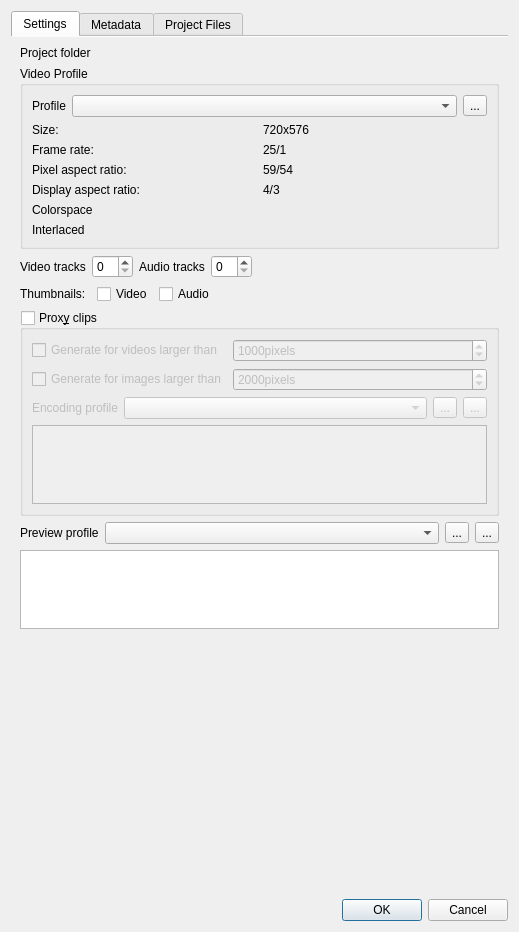
Qt form src/ui/projectsettings_ui.ui (KDE/kdenlive) before a commit.
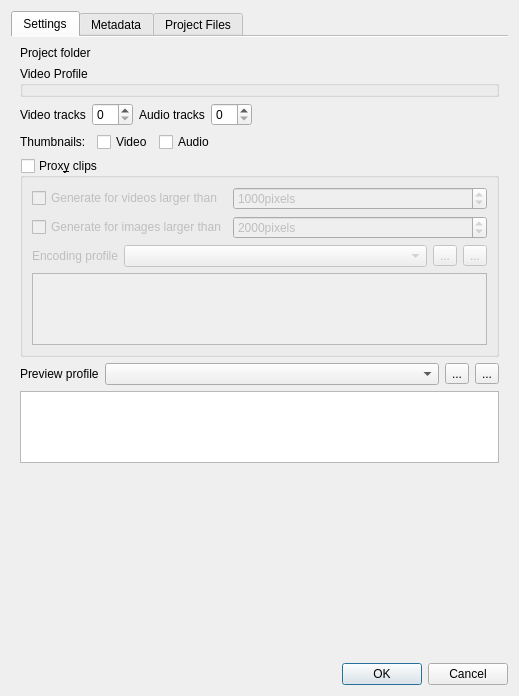
The same form after that commit. Custom widgets are drawn as their Qt base class.

Commit message: Fix compilation, redesigned profile selection in project settings (wip)

Patch:
```diff
--- a/src/ui/projectsettings_ui.ui
+++ b/src/ui/projectsettings_ui.ui
@@ -7,7 +7,7 @@
     <x>0</x>
     <y>0</y>
     <width>519</width>
-    <height>932</height>
+    <height>696</height>
    </rect>
   </property>
   <property name="windowTitle">
@@ -42,113 +42,6 @@
          <property name="title">
           <string>Video Profile</string>
          </property>
-         <layout class="QGridLayout" name="gridLayout">
-          <item row="0" column="0" colspan="2">
-           <layout class="QHBoxLayout" name="horizontalLayout">
-            <item>
-             <widget class="QLabel" name="label">
-              <property name="text">
-               <string>Profile</string>
-              </property>
-             </widget>
-            </item>
-            <item>
-             <widget class="KComboBox" name="profiles_list">
-              <property name="sizePolicy">
-               <sizepolicy hsizetype="MinimumExpanding" vsizetype="Fixed">
-                <horstretch>0</horstretch>
-                <verstretch>0</verstretch>
-               </sizepolicy>
-              </property>
-             </widget>
-            </item>
-            <item>
-             <widget class="QToolButton" name="manage_profiles">
-              <property name="text">
-               <string>...</string>
-              </property>
-             </widget>
-            </item>
-           </layout>
-          </item>
-          <item row="1" column="0">
-           <widget class="QLabel" name="label_5">
-            <property name="text">
-             <string>Size:</string>
-            </property>
-           </widget>
-          </item>
-          <item row="1" column="1">
-           <widget class="QLabel" name="p_size">
-            <property name="text">
-             <string>720x576</string>
-            </property>
-           </widget>
-          </item>
-          <item row="2" column="0">
-           <widget class="QLabel" name="label_3">
-            <property name="text">
-             <string>Frame rate:</string>
-            </property>
-           </widget>
-          </item>
-          <item row="2" column="1">
-           <widget class="QLabel" name="p_fps">
-            <property name="text">
-             <string>25/1</string>
-            </property>
-           </widget>
-          </item>
-          <item row="3" column="0">
-           <widget class="QLabel" name="label_9">
-            <property name="text">
-             <string>Pixel aspect ratio:</string>
-            </property>
-           </widget>
-          </item>
-          <item row="3" column="1">
-           <widget class="QLabel" name="p_aspect">
-            <property name="text">
-             <string>59/54</string>
-            </property>
-           </widget>
-          </item>
-          <item row="4" column="0">
-           <widget class="QLabel" name="label_10">
-            <property name="text">
-             <string>Display aspect ratio:</string>
-            </property>
-           </widget>
-          </item>
-          <item row="4" column="1">
-           <widget class="QLabel" name="p_display">
-            <property name="text">
-             <string>4/3</string>
-            </property>
-           </widget>
-          </item>
-          <item row="5" column="0">
-           <widget class="QLabel" name="label_15">
-            <property name="text">
-             <string>Colorspace</string>
-            </property>
-           </widget>
-          </item>
-          <item row="5" column="1">
-           <widget class="QLabel" name="p_colorspace">
-            <property name="text">
-             <string/>
-            </property>
-           </widget>
-          </item>
-          <item row="6" column="0">
-           <widget class="QLabel" name="p_progressive">
-            <property name="text">
-             <string>Interlaced</string>
-            </property>
-           </widget>
-          </item>
-         </layout>
         </widget>
        </item>
        <item row="2" column="0" colspan="4">
@@ -605,6 +498,11 @@
   </layout>
  </widget>
  <customwidgets>
+  <customwidget>
+   <class>KComboBox</class>
+   <extends>QComboBox</extends>
+   <header>kcombobox.h</header>
+  </customwidget>
   <customwidget>
    <class>KUrlRequester</class>
    <extends>QWidget</extends>
@@ -616,11 +514,6 @@
    <extends>QLineEdit</extends>
    <header>ktreewidgetsearchline.h</header>
   </customwidget>
-  <customwidget>
-   <class>KComboBox</class>
-   <extends>QComboBox</extends>
-   <header>kcombobox.h</header>
-  </customwidget>
  </customwidgets>
  <resources/>
  <connections>
```
Left out of the diff: 2 changed lines with no effect on the pictures. The commit also changes 9 other files.
